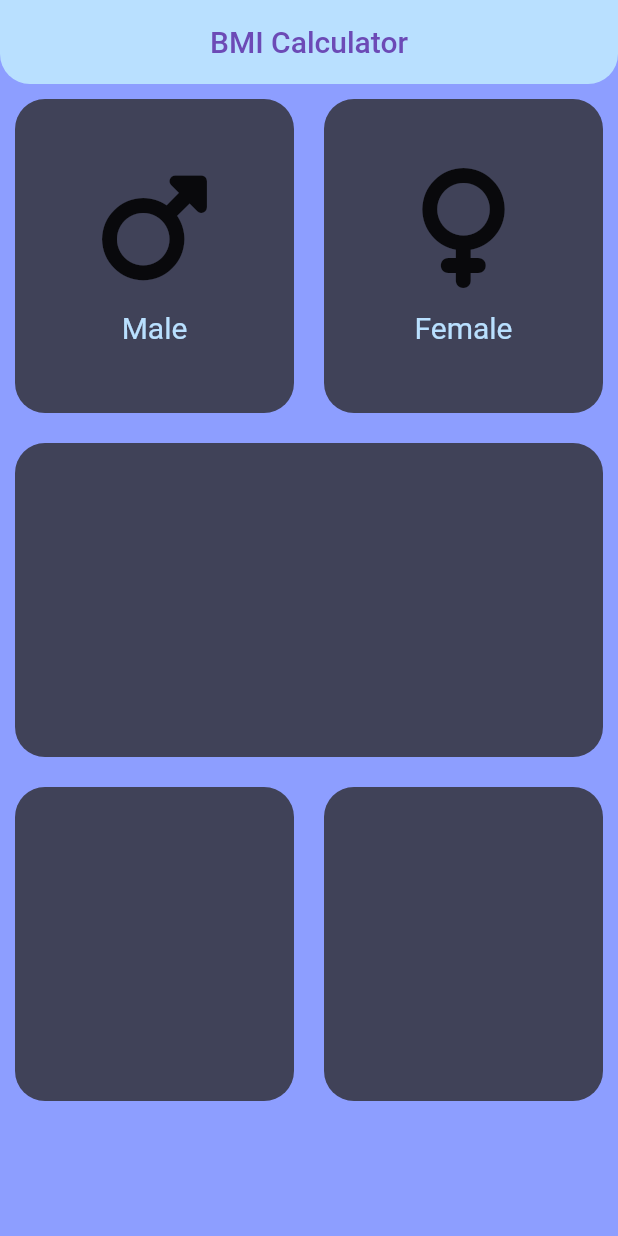
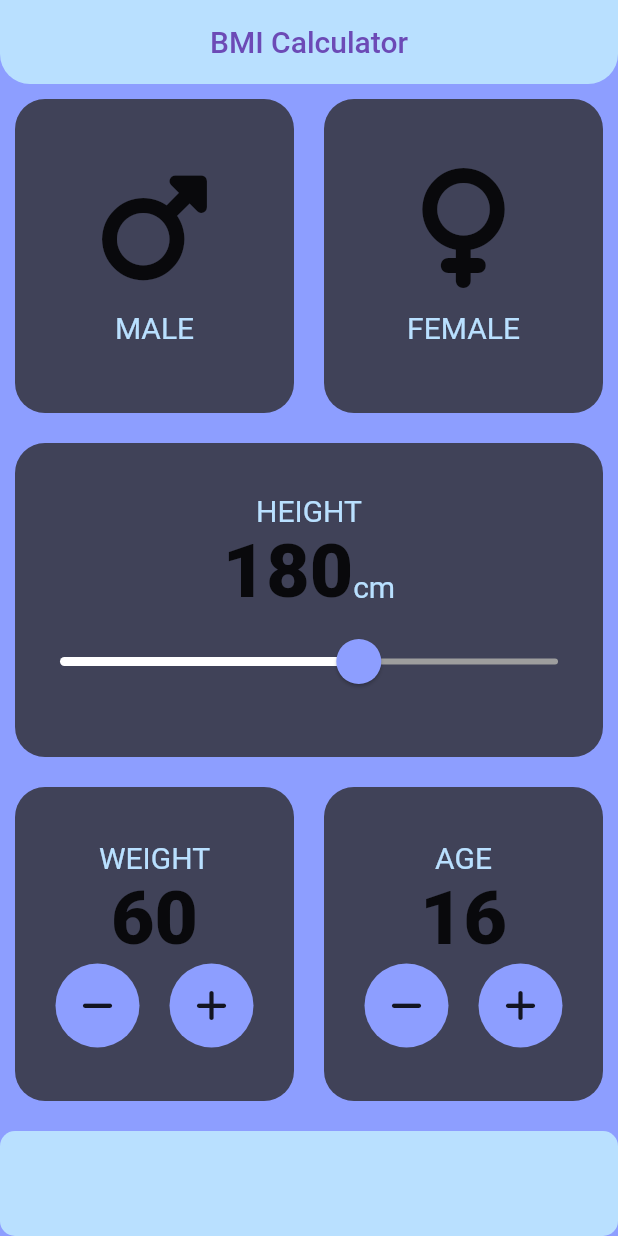
Before and after one commit to rohanshresthaa/BMI-calculator, a Flutter app: the screen it shows after launch, on a phone screen of 412 x 824 dp. Run offline on Flutter 3.47's test engine with Material 2 defaults, Android fonts, the phone set to English and light mode, and no system bars; our stand-ins replace font_awesome_flutter.

Commit message:
added functionality with some UI

```diff
--- a/lib/screens/home.dart
+++ b/lib/screens/home.dart
@@ -1,13 +1,11 @@
 // ignore_for_file: use_full_hex_values_for_flutter_colors
 
+import 'package:bmi/screens/widgets/RoundButton.dart';
 import 'package:bmi/screens/widgets/icon.dart';
 import 'package:bmi/screens/widgets/reusableCard.dart';
+import 'package:bmi/utils/constants.dart';
 import 'package:flutter/material.dart';
 import 'package:font_awesome_flutter/font_awesome_flutter.dart';
-
-const activeCardColor = Color(0xFF404258);
-const bottomColor = Color(0x404258);
-const inActive = Color(0xFF6B728E);
 
 enum gender {
   male,
@@ -26,6 +24,9 @@ class home extends StatefulWidget {
 class _homeState extends State<home> {
   Color maleColor = inActive;
   Color femaleColor = inActive;
+  int height = 180;
+  int weight = 60;
+  int age = 16;
 
   @override
   Widget build(BuildContext context) {
@@ -40,6 +41,7 @@ class _homeState extends State<home> {
         title: const Text("BMI Calculator"),
       ),
       body: Column(
+        crossAxisAlignment: CrossAxisAlignment.stretch,
         children: [
           Expanded(
               child: Row(
@@ -55,7 +57,7 @@ class _homeState extends State<home> {
                       ? inActive
                       : activeCardColor,
                   cardChild: Gender(
-                    label: 'Male',
+                    label: 'MALE',
                     icon: FontAwesomeIcons.mars,
                   ),
                 ),
@@ -71,13 +73,56 @@ class _homeState extends State<home> {
                       ? inActive
                       : activeCardColor,
                   cardChild:
-                      Gender(label: 'Female', icon: FontAwesomeIcons.venus),
+                      Gender(label: 'FEMALE', icon: FontAwesomeIcons.venus),
                 ),
               ),
             ],
           )),
           Expanded(
             child: ReusableCard(
+              cardChild: Column(
+                mainAxisAlignment: MainAxisAlignment.center,
+                children: [
+                  const Text(
+                    "HEIGHT",
+                    style: labelText,
+                  ),
+                  Row(
+                    mainAxisAlignment: MainAxisAlignment.center,
+                    crossAxisAlignment: CrossAxisAlignment.baseline,
+                    textBaseline: TextBaseline.alphabetic,
+                    children: [
+                      Text(height.toString(), style: numberText),
+                      const Text(
+                        "cm",
+                        style: labelText,
+                      ),
+                    ],
+                  ),
+                  SliderTheme(
+                    data: SliderTheme.of(context).copyWith(
+                      thumbColor: const Color(0xFF8D9EFF),
+                      inactiveTrackColor: Colors.grey,
+                      activeTrackColor: Colors.white,
+                      thumbShape:
+                          const RoundSliderThumbShape(enabledThumbRadius: 15.0),
+                      overlayShape:
+                          const RoundSliderOverlayShape(overlayRadius: 30.0),
+                      overlayColor: const Color(0x29B9E0FF),
+                    ),
+                    child: Slider(
+                      value: height.toDouble(),
+                      min: 120.0,
+                      max: 220.0,
+                      onChanged: ((value) {
+                        setState(() {
+                          height = value.round();
+                        });
+                      }),
+                    ),
+                  ),
+                ],
+              ),
               rang: activeCardColor,
             ),
           ),
@@ -85,20 +130,97 @@ class _homeState extends State<home> {
             child: Row(
               children: [
                 Expanded(
-                  child: ReusableCard(rang: activeCardColor),
+                  child: ReusableCard(
+                      cardChild: Column(
+                        mainAxisAlignment: MainAxisAlignment.center,
+                        children: [
+                          const Text(
+                            'WEIGHT',
+                            style: labelText,
+                          ),
+                          Text(
+                            weight.toString(),
+                            style: numberText,
+                          ),
+                          Row(
+                            mainAxisAlignment: MainAxisAlignment.center,
+                            children: [
+                              RoundIconButton(
+                                onPress: () {
+                                  setState(() {
+                                    weight--;
+                                  });
+                                },
+                                icon: FontAwesomeIcons.minus,
+                              ),
+                              const SizedBox(
+                                width: 20.0,
+                              ),
+                              RoundIconButton(
+                                  onPress: (() {
+                                    setState(() {
+                                      weight ++;
+                                    });
+                                  }),
+                                  icon: FontAwesomeIcons.plus),
+                            ],
+                          )
+                        ],
+                      ),
+                      rang: activeCardColor),
                 ),
                 Expanded(
-                  child: ReusableCard(rang: activeCardColor),
+                  child: ReusableCard(
+                      cardChild: Column(
+                        mainAxisAlignment: MainAxisAlignment.center,
+                        children: [
+                          const Text(
+                            'AGE',
+                            style: labelText,
+                          ),
+                          Text(
+                            age.toString(),
+                            style: numberText,
+                          ),
+                          Row(
+                            mainAxisAlignment: MainAxisAlignment.center,
+                            children: [
+                              RoundIconButton(
+                                onPress: () {
+                                  setState(() {
+                                   age--;
+                                  });
+                                },
+                                icon: FontAwesomeIcons.minus,
+                              ),
+                              const SizedBox(
+                                width: 20.0,
+                              ),
+                              RoundIconButton(
+                                  onPress: (() {
+                                    setState(() {
+                                     age++;
+                                    });
+                                  }),
+                                  icon: FontAwesomeIcons.plus),
+                            ],
+                          )
+                        ],
+                      ),
+                      rang: activeCardColor),
                 ),
               ],
             ),
           ),
           Container(
             height: 70.0,
-            color: bottomColor,
+            decoration: BoxDecoration(
+              color: bottomColor,
+              borderRadius: BorderRadius.circular(10.0),
+            ),
             margin: const EdgeInsets.only(top: 10.0),
             width: double.infinity,
-          )
+          ),
         ],
       ),
     );
```
